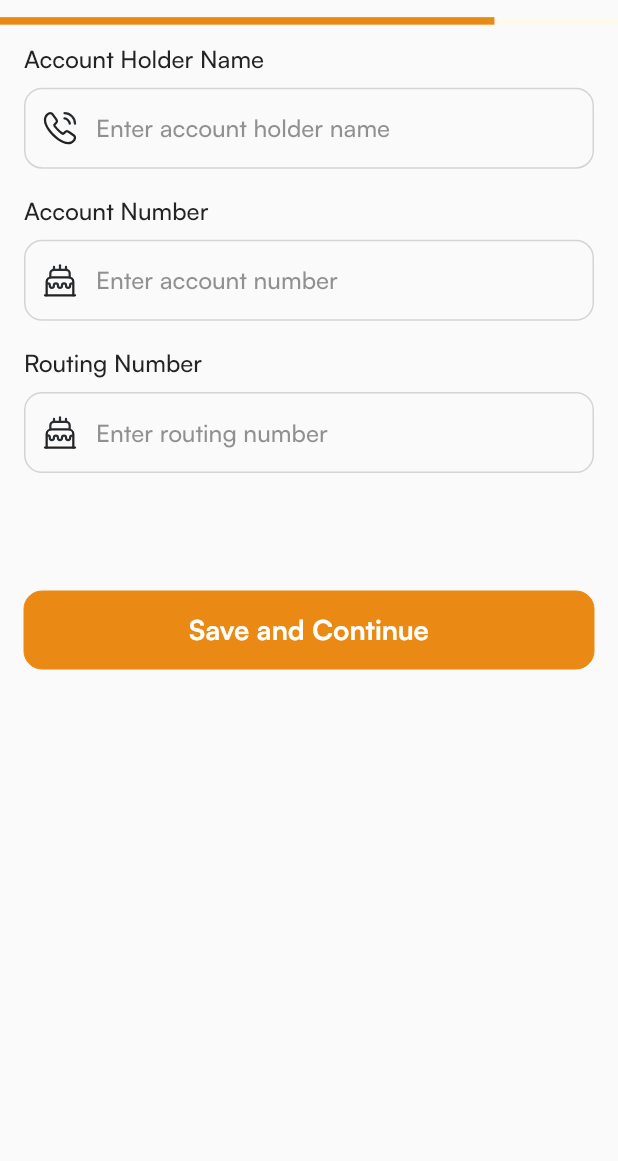
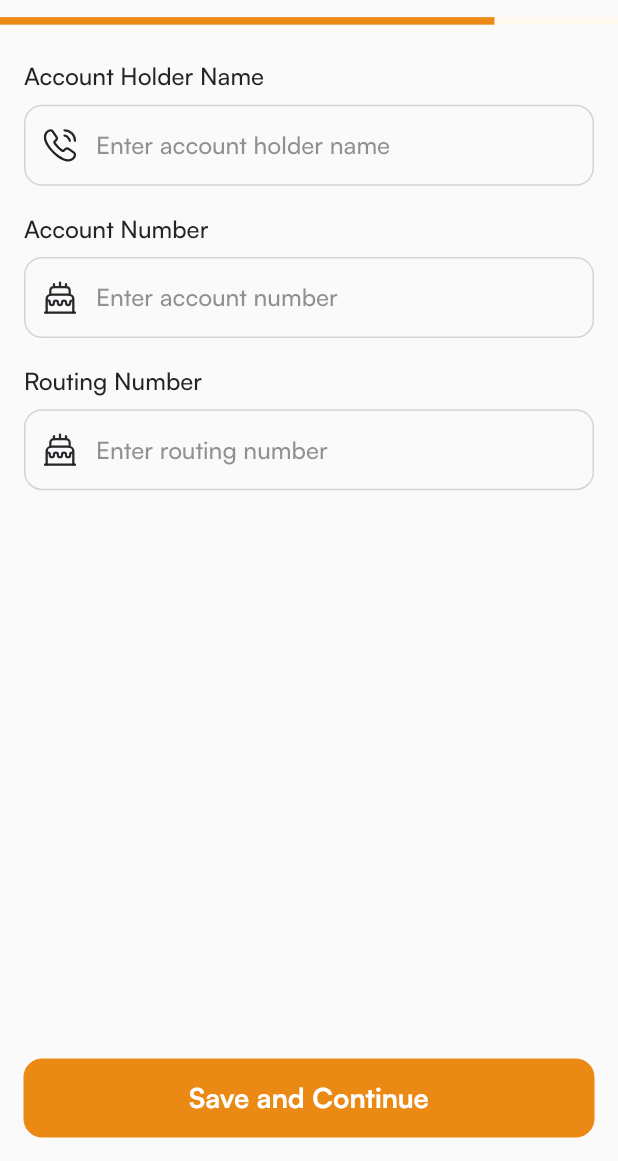
Before and after one commit to Naveen5309/Zrayo, a Flutter app: the AddBankDetail screen opened by its route, on a phone screen of 412 x 824 dp, the part 75-1236 px from its top. Run offline on Flutter 3.47's test engine with Material 3 defaults, Android fonts, the phone set to English and light mode, and no system bars; our stand-ins replace bot_toast, cached_network_image, connectivity_plus, dio, equatable, flutter_riverpod and 6 more; accounts and stored records are empty.

Commit message:
Add card and add bank

```diff
--- a/lib/config/app_colors.dart
+++ b/lib/config/app_colors.dart
@@ -12,6 +12,7 @@ abstract final class AppColor {
   static const Color blue303744 = Color(0xff303744);
 
   static const Color orangeFFF9F6 = Color(0xffFFF9F6);
+  static const Color orange0xffFFECD6 = Color(0xffFFECD6);
   static const Color orangeFff9f0 = Color(0xfffff9f0);
   static const Color orangeF285000F = Color(0xfffff8f0);
   static const Color orangeD7d3d0 = Color(0xffd7d3d0);
--- a/lib/config/app_strings.dart
+++ b/lib/config/app_strings.dart
@@ -56,6 +56,15 @@ abstract final class AppString {
   static const String backSide = "Back Side";
   static const String uploadBackSide = "Upload Back Side";
   static const String addAddress = "Add Address";
+  static const String linkYourCardWithUs = "Link your card with us";
+  static const String addCardDetail = "Add Card Detail";
+  static const String accountHolderName = "Account Holder Name";
+  static const String enterAccountHolderName = "Enter account holder name";
+  static const String accountNumber = "Account Number";
+  static const String enterAccountNumber = "Enter account number";
+  static const String routingNumber = "Routing Number";
+  static const String enterRoutingNumber = "Enter routing number";
+  static const String addBankDetail = "Add Bank Detail";
 
 }
 
--- a/lib/config/assets.dart
+++ b/lib/config/assets.dart
@@ -23,7 +23,7 @@ class Assets {
   static const String upload = 'assets/icons/upload.svg';
   static const String camera = 'assets/icons/camera.svg';
   static const String gallery = 'assets/icons/gallery.svg';
-  static const String placeholder = 'assets/icons/placeholder.svg';
+  static const String placeholder = 'assets/icons/place_holder.svg';
   static const String arrowDown = 'assets/icons/arrow_down.svg';
 // static const String city = 'assets/icons/city.svg';
 // static const String city = 'assets/icons/city.svg';
--- a/lib/core/utils/routing/routes.dart
+++ b/lib/core/utils/routing/routes.dart
@@ -8,4 +8,5 @@ class Routes {
   static const String uploadDocument = '/uploadDocument';
   static const String createProfile = '/createProfile';
   static const String addBankDetail = '/addBankDetail';
+  static const String addPaymentCard = '/addPaymentCard';
 }
--- a/lib/core/utils/routing/routes_generator.dart
+++ b/lib/core/utils/routing/routes_generator.dart
@@ -2,6 +2,7 @@ import 'package:flutter/material.dart';
 import 'package:zrayo_flutter/config/helper.dart';
 import 'package:zrayo_flutter/feature/auth/presentation/views/add_address.dart';
 import 'package:zrayo_flutter/feature/auth/presentation/views/create_profile_steps/add_bank_detail.dart';
+import 'package:zrayo_flutter/feature/auth/presentation/views/create_profile_steps/add_payment_card.dart';
 import 'package:zrayo_flutter/feature/auth/presentation/views/create_profile_steps/create_profile.dart';
 import 'package:zrayo_flutter/feature/auth/presentation/views/login_view.dart';
 import 'package:zrayo_flutter/feature/auth/presentation/views/sign_up_view.dart';
@@ -37,6 +38,8 @@ class RouteGenerator {
 
       case Routes.addAddressView:
         return _fadeTransitionRoute(const AddAddressView());
+      case Routes.addPaymentCard:
+        return _fadeTransitionRoute(const AddPaymentCard());
 
       default:
         return MaterialPageRoute(builder: (_) => const ErrorRoute());
--- a/lib/feature/auth/presentation/views/create_profile_steps/add_bank_detail.dart
+++ b/lib/feature/auth/presentation/views/create_profile_steps/add_bank_detail.dart
@@ -18,7 +18,7 @@ class AddBankDetail extends StatelessWidget {
       body: SafeArea(
         child: Column(
           children: [
-            CustomAppBar(title: "Add Bank Detail"),
+            CustomAppBar(title: AppString.addBankDetail),
             yHeight(10.sp),
             Container(
               height: 5,
@@ -43,36 +43,39 @@ class AddBankDetail extends StatelessWidget {
                       Column(
                         spacing: 10.sp,
                         children: [
+                          yHeight(0),
                           CustomTextField(
                             prefixIcon: SvgPicture.asset(Assets.calling),
-                            labelText: "Account Holder Name",
+                            labelText: AppString.accountHolderName,
                             keyboardType: TextInputType.name,
-                            hintText: "Enter account holder name",
+                            hintText: AppString.enterAccountHolderName,
                           ),
                           CustomTextField(
                             prefixIcon: SvgPicture.asset(Assets.cake),
-                            labelText: "Account Number",
+                            labelText: AppString.accountNumber,
                             keyboardType: TextInputType.number,
-                            hintText: "Enter account number",
+                            hintText: AppString.enterAccountNumber,
                           ),
                           CustomTextField(
                             prefixIcon: SvgPicture.asset(Assets.cake),
-                            labelText: "Routing Number",
+                            labelText: AppString.routingNumber,
                             keyboardType: TextInputType.number,
-                            hintText: "Enter routing number",
+                            hintText: AppString.enterRoutingNumber,
                           ),
                         ],
                       ),
-                      yHeight(60.sp),
-                      CommonAppBtn(
-                        title: AppString.saveAndContinue,
-                        onTap: () => toNamed(context, Routes.addAddressView),
-                      ),
+
                     ],
                   ),
                 ),
               ),
-            )
+            ),
+            Spacer(),
+            CommonAppBtn(
+              title: AppString.saveAndContinue,
+              margin: const EdgeInsets.all(16),
+              onTap: () => toNamed(context, Routes.addPaymentCard),
+            ),
           ],
         ),
       ),
--- a/lib/feature/auth/presentation/views/create_profile_steps/upload_document.dart
+++ b/lib/feature/auth/presentation/views/create_profile_steps/upload_document.dart
@@ -43,7 +43,6 @@ class UploadDocument extends StatelessWidget {
                     yHeight(40.sp),
                     CommonDottedBorder(
                       child: UploadDocumentTile(
-                        isUploadedView: true,
                         filePath: "",
                         title: AppString.uploadIdentityDocument,
                         subTitle: AppString.frontSide,
@@ -67,7 +66,6 @@ class UploadDocument extends StatelessWidget {
                     yHeight(40.sp),
                     CommonDottedBorder(
                       child: UploadDocumentTile(
-                        isUploadedView: true,
                         filePath: "",
                         title: AppString.uploadIdentityDocument,
                         subTitle: AppString.backSide,
```
Also changed, not shown: lib/feature/auth/presentation/views/create_profile_steps/add_payment_card.dart (added, +72 -0 lines), lib/feature/auth/presentation/views/create_profile_steps/upload_document_tile.dart (+5 -16 lines), assets/icons/place_holder.svg (renamed from assets/icons/placeHolder.svg).
